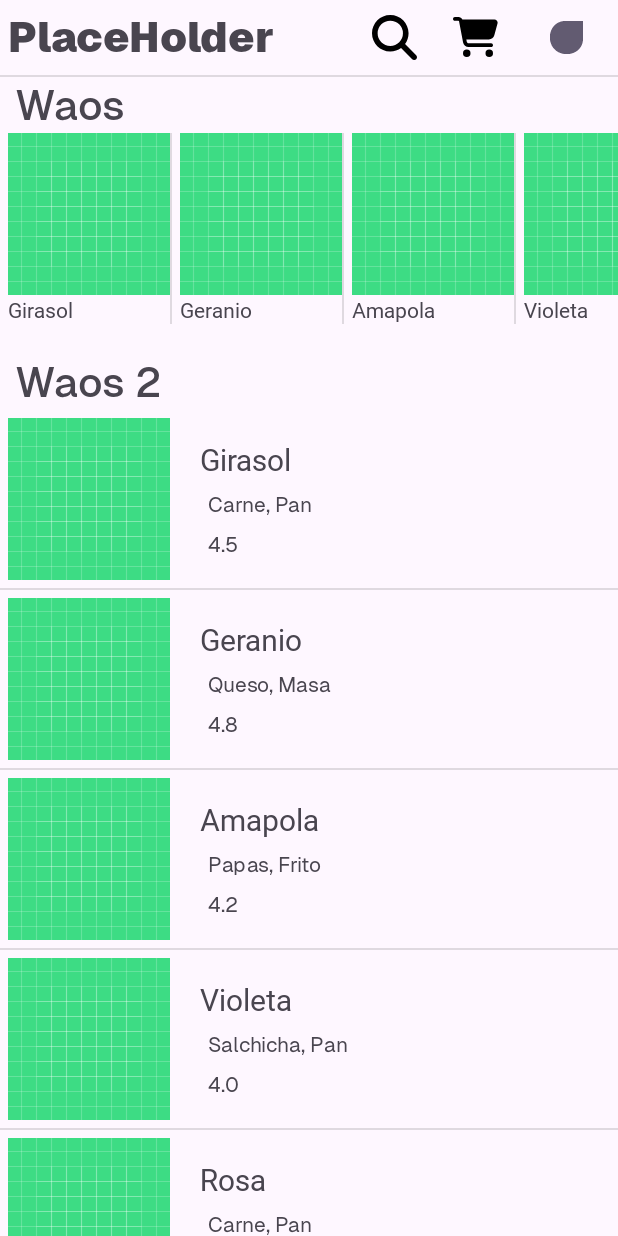
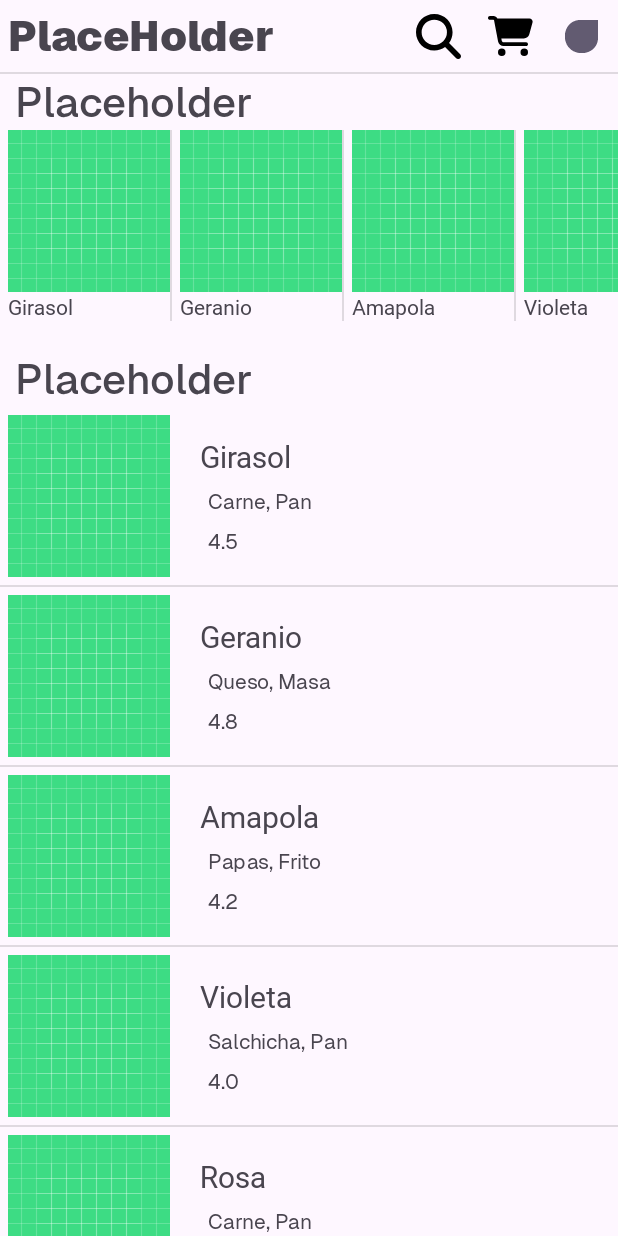
Before and after one commit to Hiromy24/AppPedidosAndroid, an Android app: the screen it shows after launch (MainActivity), on a phone screen of 412 x 824 dp. Run offline under Robolectric (Android 15) with nearby library versions, the light colour scheme and no system bars.

Commit message:
resolved warnings

```diff
--- a/app/src/main/res/layout/activity_main.xml
+++ b/app/src/main/res/layout/activity_main.xml
@@ -32,24 +32,24 @@
 
         <ImageButton
             android:id="@+id/imageButton"
-            android:layout_width="wrap_content"
-            android:layout_height="wrap_content"
+            android:layout_width="48dp"
+            android:layout_height="48dp"
             android:backgroundTint="#00FFFFFF"
             android:contentDescription="@string/SearchIconDescription"
             app:srcCompat="@drawable/magnifying_glass" />
 
         <ImageButton
             android:id="@+id/imageButton2"
-            android:layout_width="wrap_content"
-            android:layout_height="wrap_content"
+            android:layout_width="48dp"
+            android:layout_height="48dp"
             android:backgroundTint="#00FFFFFF"
             android:contentDescription="@string/CartIconDescription"
             app:srcCompat="@drawable/cart_shopping" />
 
         <ImageButton
             android:id="@+id/imageButton3"
-            android:layout_width="wrap_content"
-            android:layout_height="wrap_content"
+            android:layout_width="48dp"
+            android:layout_height="48dp"
             android:backgroundTint="#00000000"
             android:contentDescription="@string/ProfileIconDescription"
 
@@ -81,7 +81,7 @@
                     android:layout_height="wrap_content"
                     android:layout_marginHorizontal="10dp"
                     android:fontFamily="@font/geist_medium"
-                    android:text="Waos"
+                    android:text="@string/placeholder"
                     android:textSize="@dimen/h2" />
 
                 <LinearLayout
@@ -112,7 +112,7 @@
                     android:layout_height="wrap_content"
                     android:layout_marginHorizontal="10dp"
                     android:fontFamily="@font/geist_medium"
-                    android:text="Waos 2"
+                    android:text="@string/placeholder"
                     android:textSize="@dimen/h2" />
 
                 <LinearLayout
--- a/app/src/main/res/values/strings.xml
+++ b/app/src/main/res/values/strings.xml
@@ -2,7 +2,8 @@
     <string name="app_name">AppPedidosAndroid</string>
     <string name="app_title">PlaceHolder</string>
     <string name="SearchIconDescription">Search for a product</string>
-    <string name="CartIconDescription">Search for a product</string>
+    <string name="CartIconDescription">Look the cart products</string>
     <string name="ProfileIconDescription">Open your profile</string>
+    <string name="placeholder">Placeholder</string>
 
 </resources>
```
